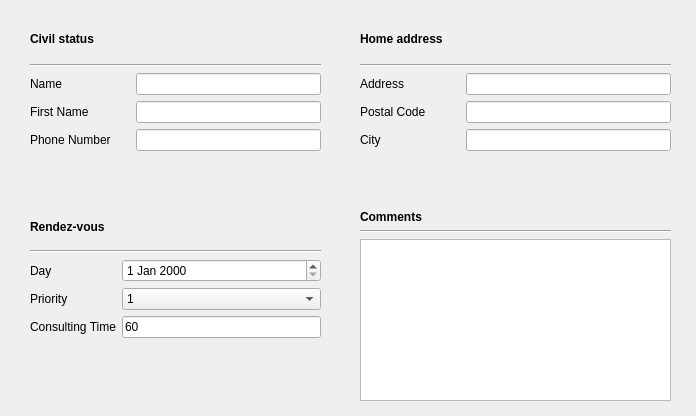
Old version of the form addingclient.ui in the repository GouVsky/Projet_C-.
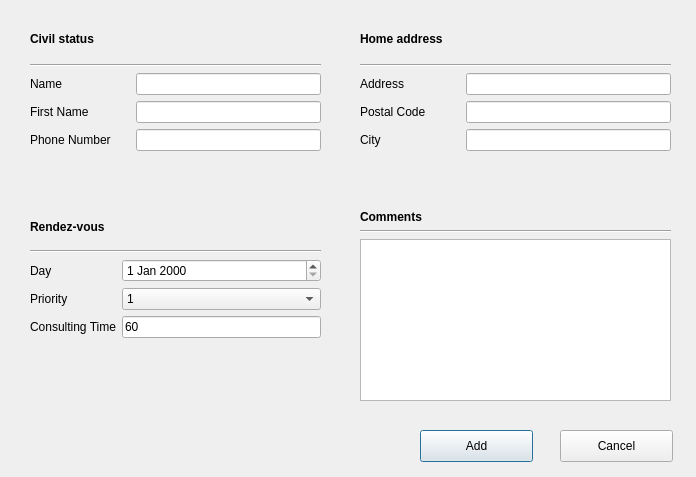
New version of the form.

Commit message: Adding of buttons in 'Client Window'.

```diff
--- a/addingclient.ui
+++ b/addingclient.ui
@@ -7,7 +7,7 @@
     <x>0</x>
     <y>0</y>
     <width>696</width>
-    <height>416</height>
+    <height>477</height>
    </rect>
   </property>
   <property name="windowTitle">
@@ -257,6 +257,32 @@
     </item>
    </layout>
   </widget>
+  <widget class="QPushButton" name="add">
+   <property name="geometry">
+    <rect>
+     <x>420</x>
+     <y>430</y>
+     <width>113</width>
+     <height>32</height>
+    </rect>
+   </property>
+   <property name="text">
+    <string>Add</string>
+   </property>
+  </widget>
+  <widget class="QPushButton" name="cancel">
+   <property name="geometry">
+    <rect>
+     <x>560</x>
+     <y>430</y>
+     <width>113</width>
+     <height>32</height>
+    </rect>
+   </property>
+   <property name="text">
+    <string>Cancel</string>
+   </property>
+  </widget>
  </widget>
  <resources/>
  <connections/>
```
The commit also changes 2 other files.
